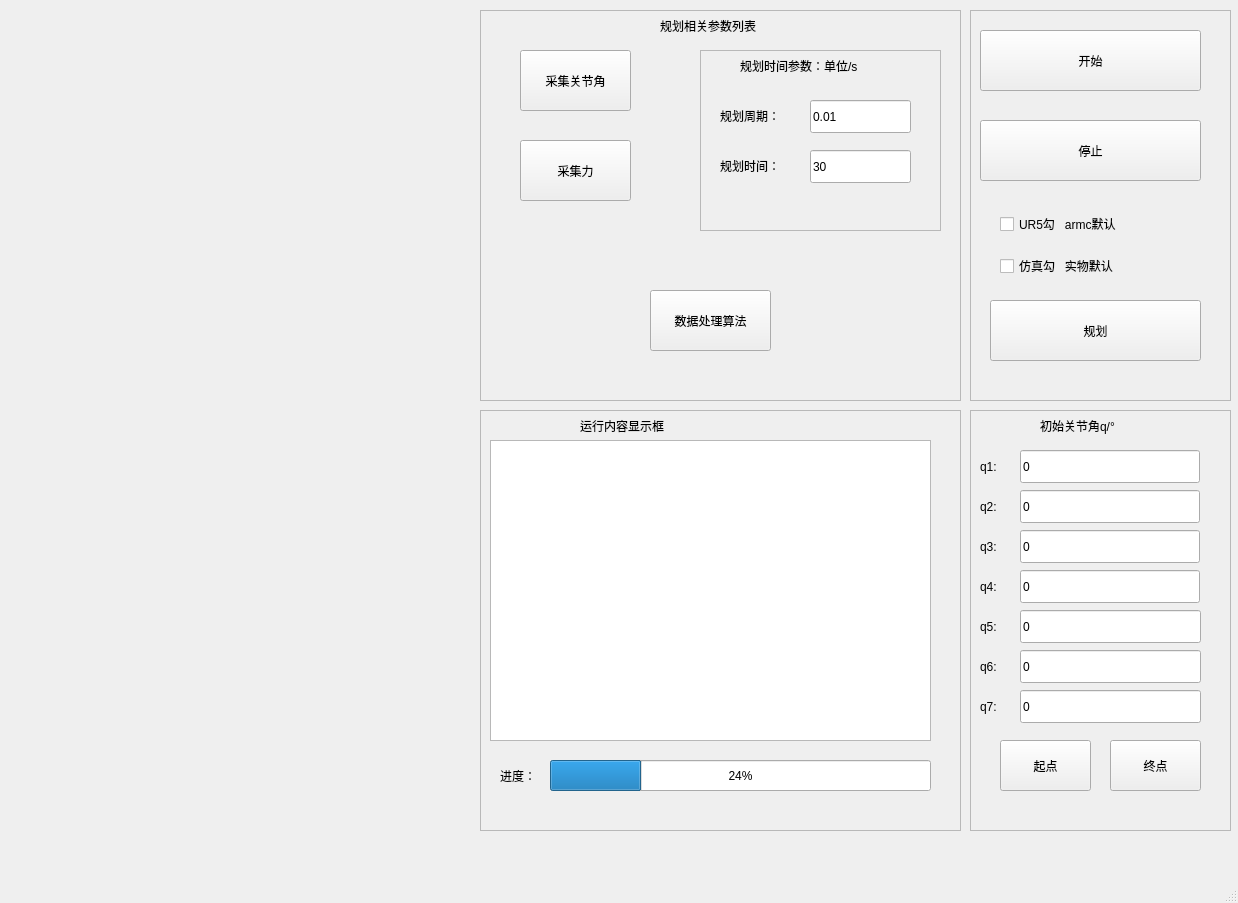
Above: catkin_ws/src/robot_python/ui/test_form1.ui from CFlyingDragon/Multi_arm_robot before the change. Below: the same form after it.
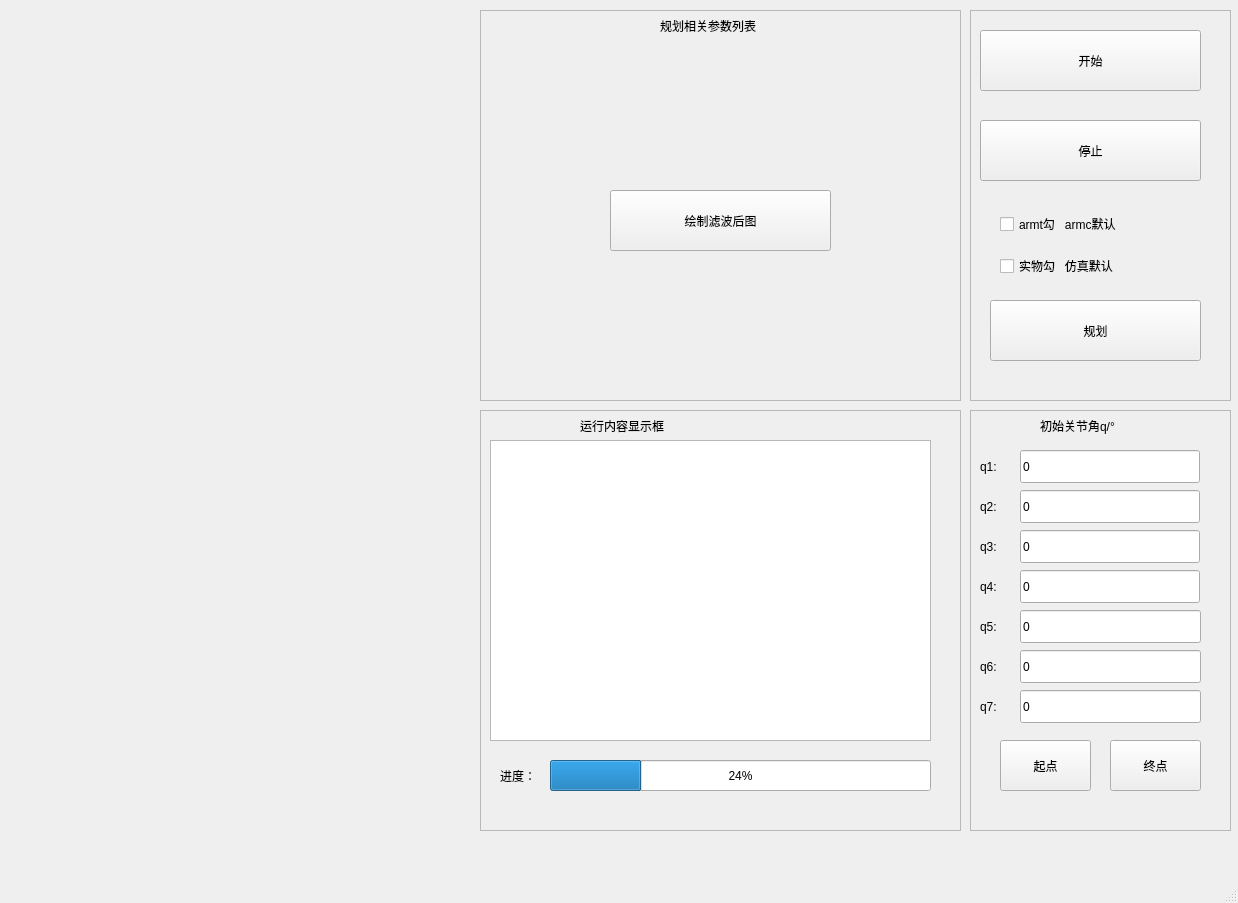
That is the form after the change.

```diff
--- a/catkin_ws/src/robot_python/ui/test_form1.ui
+++ b/catkin_ws/src/robot_python/ui/test_form1.ui
@@ -134,93 +134,6 @@
        <property name="frameShadow">
         <enum>QFrame::Raised</enum>
        </property>
-       <widget class="QWidget" name="verticalLayoutWidget_3">
-        <property name="geometry">
-         <rect>
-          <x>220</x>
-          <y>40</y>
-          <width>241</width>
-          <height>181</height>
-         </rect>
-        </property>
-        <layout class="QVBoxLayout" name="verticalLayout_3">
-         <item>
-          <widget class="QFrame" name="frame_3">
-           <property name="frameShape">
-            <enum>QFrame::StyledPanel</enum>
-           </property>
-           <property name="frameShadow">
-            <enum>QFrame::Raised</enum>
-           </property>
-           <widget class="QLabel" name="label_13">
-            <property name="geometry">
-             <rect>
-              <x>40</x>
-              <y>0</y>
-              <width>181</width>
-              <height>31</height>
-             </rect>
-            </property>
-            <property name="text">
-             <string>规划时间参数：单位/s</string>
-            </property>
-           </widget>
-           <widget class="QLabel" name="label_14">
-            <property name="geometry">
-             <rect>
-              <x>20</x>
-              <y>100</y>
-              <width>91</width>
-              <height>31</height>
-             </rect>
-            </property>
-            <property name="text">
-             <string>规划时间：</string>
-            </property>
-           </widget>
-           <widget class="QLineEdit" name="lineEdit_t">
-            <property name="geometry">
-             <rect>
-              <x>110</x>
-              <y>100</y>
-              <width>101</width>
-              <height>33</height>
-             </rect>
-            </property>
-            <property name="text">
-             <string>30</string>
-            </property>
-           </widget>
-           <widget class="QLineEdit" name="lineEdit_T">
-            <property name="geometry">
-             <rect>
-              <x>110</x>
-              <y>50</y>
-              <width>101</width>
-              <height>33</height>
-             </rect>
-            </property>
-            <property name="text">
-             <string>0.01</string>
-            </property>
-           </widget>
-           <widget class="QLabel" name="label_12">
-            <property name="geometry">
-             <rect>
-              <x>20</x>
-              <y>50</y>
-              <width>91</width>
-              <height>31</height>
-             </rect>
-            </property>
-            <property name="text">
-             <string>规划周期：</string>
-            </property>
-           </widget>
-          </widget>
-         </item>
-        </layout>
-       </widget>
        <widget class="QLabel" name="label_11">
         <property name="geometry">
          <rect>
@@ -237,57 +150,19 @@
        <widget class="QPushButton" name="button_force">
         <property name="geometry">
          <rect>
-          <x>40</x>
-          <y>130</y>
-          <width>111</width>
+          <x>130</x>
+          <y>180</y>
+          <width>221</width>
           <height>61</height>
          </rect>
         </property>
         <property name="text">
-         <string>采集力</string>
+         <string>绘制滤波后图</string>
         </property>
         <property name="autoDefault">
          <bool>true</bool>
         </property>
        </widget>
-       <widget class="QPushButton" name="button_joint">
-        <property name="geometry">
-         <rect>
-          <x>40</x>
-          <y>40</y>
-          <width>111</width>
-          <height>61</height>
-         </rect>
-        </property>
-        <property name="text">
-         <string>采集关节角</string>
-        </property>
-        <property name="autoDefault">
-         <bool>true</bool>
-        </property>
-       </widget>
-       <widget class="QPushButton" name="button_data">
-        <property name="geometry">
-         <rect>
-          <x>170</x>
-          <y>280</y>
-          <width>121</width>
-          <height>61</height>
-         </rect>
-        </property>
-        <property name="text">
-         <string>数据处理算法</string>
-        </property>
-        <property name="autoDefault">
-         <bool>true</bool>
-        </property>
-       </widget>
-       <zorder>verticalLayoutWidget_3</zorder>
-       <zorder>label_11</zorder>
-       <zorder>button_force</zorder>
-       <zorder>button_joint</zorder>
-       <zorder>frame_3</zorder>
-       <zorder>button_data</zorder>
       </widget>
      </item>
     </layout>
@@ -642,14 +517,14 @@
          <item>
           <widget class="QCheckBox" name="checkBox_UR5">
            <property name="text">
-            <string>UR5勾   armc默认</string>
+            <string>armt勾   armc默认</string>
            </property>
           </widget>
          </item>
          <item>
           <widget class="QCheckBox" name="checkBox_gazebo">
            <property name="text">
-            <string>仿真勾   实物默认</string>
+            <string>实物勾   仿真默认</string>
            </property>
           </widget>
          </item>
```
Left out of the diff: 12 changed lines with no effect on the pictures.
